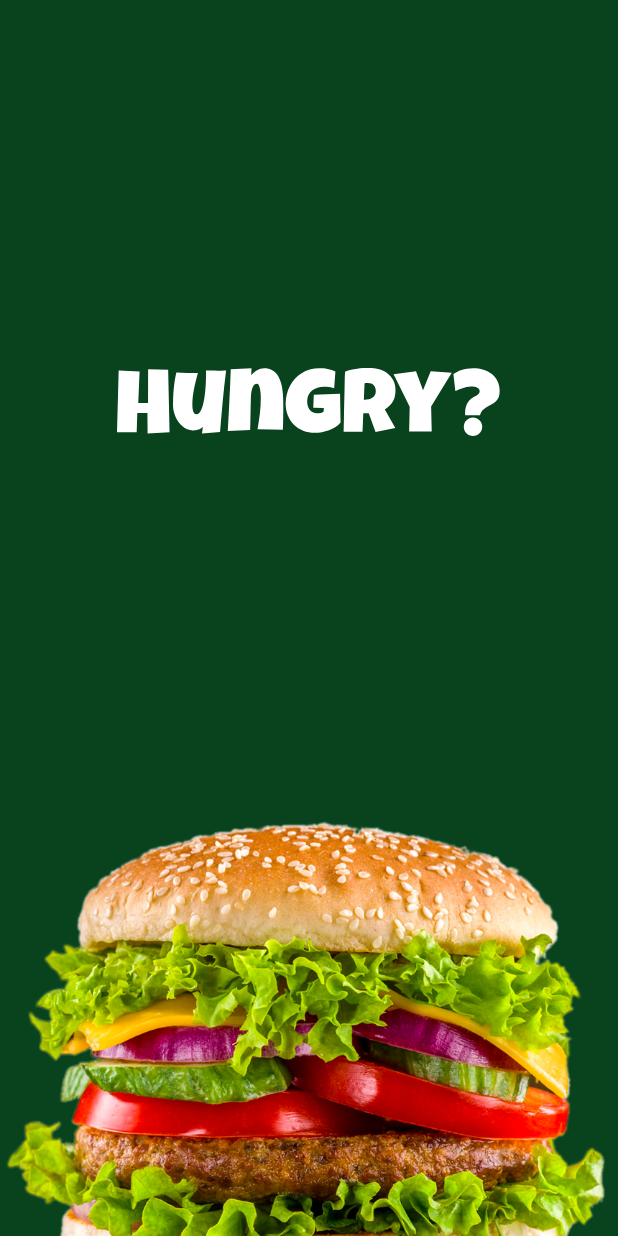
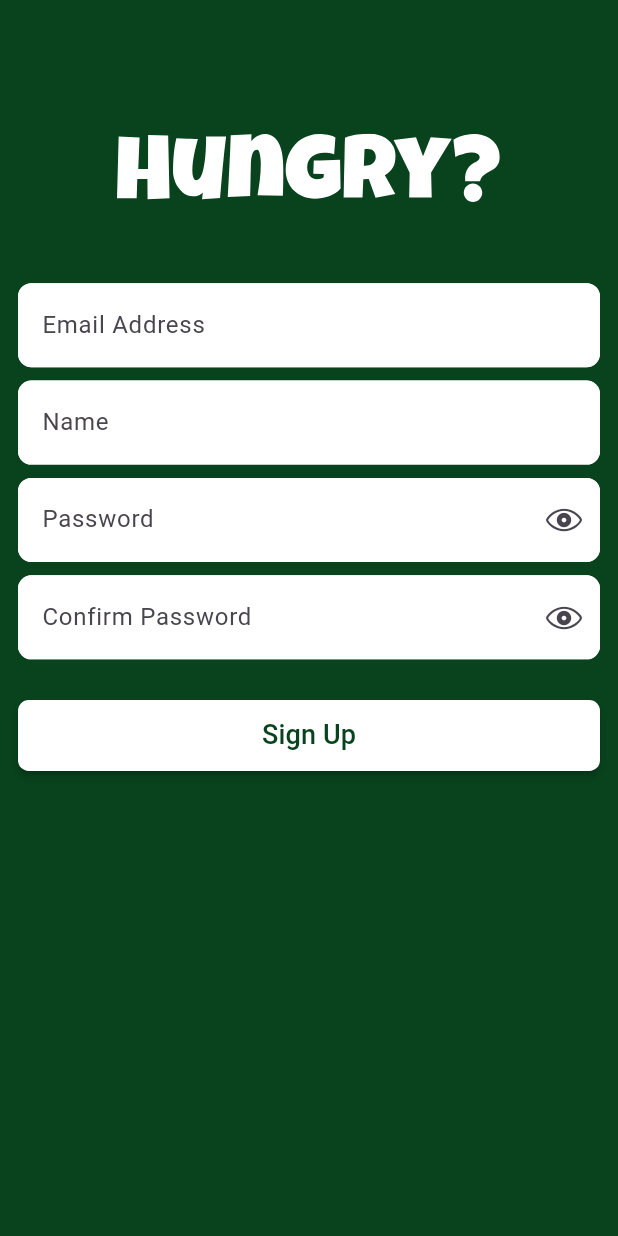
Before and after one commit to med-khelifi/hungry, a Flutter app: the screen it shows after launch, on a phone screen of 412 x 824 dp. Run offline on Flutter 3.47's test engine with Material 3 defaults, Android fonts, the phone set to English and light mode, and no system bars; our stand-ins replace flutter_screenutil, flutter_svg, gap.

Commit message:
design login and signup screen

```diff
--- a/lib/core/constants/app_colors.dart
+++ b/lib/core/constants/app_colors.dart
@@ -1,5 +1,7 @@
 import 'dart:ui';
 
 class AppColors {
-  static  Color primaryColor = Color(0xff08431d);
+  static Color primaryColor = Color(0xff08431d);
+  static Color whiteColor = Color(0xffffffff);
+  static Color redColor = Color(0xffff0000);
 }
--- a/lib/features/auth/views/signup_view.dart
+++ b/lib/features/auth/views/signup_view.dart
@@ -0,0 +1,98 @@
+import 'package:flutter/material.dart';
+import 'package:flutter_screenutil/flutter_screenutil.dart';
+import 'package:flutter_svg/svg.dart';
+import 'package:gap/gap.dart';
+import 'package:hungry/core/constants/app_assets.dart';
+import 'package:hungry/core/constants/app_colors.dart';
+import 'package:hungry/features/auth/widgets/custom_auth_button.dart';
+import 'package:hungry/shared/custom_text_form_field.dart';
+
+class SignupView extends StatelessWidget {
+  const SignupView({super.key});
+
+  @override
+  Widget build(BuildContext context) {
+    final GlobalKey<FormState> formKey = GlobalKey<FormState>();
+    final TextEditingController nameController = TextEditingController();
+    final TextEditingController emailController = TextEditingController();
+    final TextEditingController passwordController = TextEditingController();
+    final TextEditingController confirmPasswordController =
+        TextEditingController();
+    return Scaffold(
+      backgroundColor: AppColors.primaryColor,
+      body: SafeArea(
+        child: GestureDetector(
+          onTap: () => FocusScope.of(context).unfocus(),
+          child: Padding(
+            padding: const EdgeInsets.symmetric(horizontal: 12),
+            child: SizedBox(
+              width: double.infinity,
+              child: Form(
+                key: formKey,
+                child: Column(
+                  children: <Widget>[
+                    Gap(100.h),
+                    SvgPicture.asset(AppAssets.logo),
+                    Gap(60.h),
+                    CustomTextFormField(
+                      hint: "Email Address",
+                      controller: emailController,
+                      validator: (value) {
+                        if (value == null || value.isEmpty) {
+                          return 'Please enter your email';
+                        }
+                        return null;
+                      },
+                    ),
+                    Gap(10.h),
+                    CustomTextFormField(
+                      hint: "Name",
+                      controller: nameController,
+                      validator: (value) {
+                        if (value == null || value.isEmpty) {
+                          return 'Please enter your email';
+                        }
+                        return null;
+                      },
+                    ),
+                    Gap(10.h),
+                    CustomTextFormField(
+                      hint: "Password",
+                      isPassword: true,
+                      controller: passwordController,
+                      validator: (value) {
+                        if (value == null || value.isEmpty) {
+                          return 'Please enter your password';
+                        }
+                        return null;
+                      },
+                    ),
+                    Gap(10.h),
+                    CustomTextFormField(
+                      hint: "Confirm Password",
+                      isPassword: true,
+                      controller: confirmPasswordController,
+                      validator: (value) {
+                        if (value == null || value.isEmpty) {
+                          return 'Please enter your password';
+                        }
+                        return null;
+                      },
+                    ),
+                    Gap(30.h),
+                    CustomAuthButton(
+                      onPressed: () {
+                        if (formKey.currentState!.validate()) {}
+                      },
+                      text: "Sign Up",
+                    ),
+                  ],
+                ),
+              ),
+            ),
+          ),
+        ),
+      ),
+    );
+  }
+}
--- /dev/null
+++ b/lib/features/auth/widgets/custom_auth_button.dart
@@ -0,0 +1,31 @@
+import 'package:flutter/material.dart';
+import 'package:flutter_screenutil/flutter_screenutil.dart';
+import 'package:hungry/core/constants/app_colors.dart';
+import 'package:hungry/shared/custom_text.dart';
+
+class CustomAuthButton extends StatelessWidget {
+  const CustomAuthButton({
+    super.key,
+    required this.onPressed,
+    required this.text,
+  });
+
+  final String text;
+  final VoidCallback onPressed;
+
+  @override
+  Widget build(BuildContext context) {
+    return MaterialButton(
+      onPressed: onPressed,
+      shape: RoundedRectangleBorder(borderRadius: BorderRadius.circular(8.r)),
+      height: 53.h,
+      minWidth: double.infinity,
+      color: AppColors.whiteColor,
+      child: CustomText(
+        text: text,
+        fontSize: 18.sp,
+        color: AppColors.primaryColor,
+      ),
+    );
+  }
+}
--- a/lib/main.dart
+++ b/lib/main.dart
@@ -1,5 +1,6 @@
 import 'package:flutter/material.dart';
-import 'package:hungry/features/splash.dart';
+import 'package:flutter_screenutil/flutter_screenutil.dart';
+import 'package:hungry/features/auth/views/signup_view.dart';
 
 void main() {
   runApp(const MyApp());
@@ -11,8 +12,9 @@ class MyApp extends StatelessWidget {
   // This widget is the root of your application.
   @override
   Widget build(BuildContext context) {
-    return MaterialApp(
-      home: Splash()
+    return ScreenUtilInit(
+      designSize: Size(411.4, 923.4),
+      child: MaterialApp(home: SignupView()),
     );
   }
 }
--- /dev/null
+++ b/lib/shared/custom_text.dart
@@ -0,0 +1,30 @@
+import 'package:flutter/material.dart';
+import 'package:flutter_screenutil/flutter_screenutil.dart';
+import 'package:hungry/core/constants/app_colors.dart';
+
+class CustomText extends StatelessWidget {
+  const CustomText({
+    super.key,
+    required this.text,
+    this.fontSize,
+    this.fontWeight,
+    this.color,
+  });
+
+  final String text;
+  final double? fontSize;
+  final FontWeight? fontWeight;
+  final Color? color;
+
+  @override
+  Widget build(BuildContext context) {
+    return Text(
+      text,
+      style: TextStyle(
+        fontSize: fontSize ?? 13.sp,
+        fontWeight: fontWeight ?? FontWeight.w500,
+        color: color ?? AppColors.whiteColor,
+      ),
+    );
+  }
+}
--- /dev/null
+++ b/lib/shared/custom_text_form_field.dart
@@ -0,0 +1,69 @@
+import 'package:flutter/cupertino.dart';
+import 'package:flutter/material.dart';
+import 'package:flutter_screenutil/flutter_screenutil.dart';
+import 'package:hungry/core/constants/app_colors.dart';
+
+class CustomTextFormField extends StatefulWidget {
+  const CustomTextFormField({
+    super.key,
+    required this.hint,
+    this.isPassword = false,
+    this.validator,
+    this.controller,
+  });
+
+  final String hint;
+  final String? Function(String?)? validator;
+  final TextEditingController? controller;
+  final bool isPassword;
+
+  @override
+  State<CustomTextFormField> createState() => _CustomTextFormFieldState();
+}
+
+class _CustomTextFormFieldState extends State<CustomTextFormField> {
+  bool _isPasswordVisible = false;
+
+  @override
+  Widget build(BuildContext context) {
+    return TextFormField(
+      obscureText: _isPasswordVisible,
+      validator: widget.validator,
+      controller: widget.controller,
+      cursorColor: AppColors.primaryColor,
+      decoration: InputDecoration(
+        suffixIcon: widget.isPassword
+            ? InkWell(
+                onTap: widget.isPassword
+                    ? () {
+                        setState(() {
+                          _isPasswordVisible = !_isPasswordVisible;
+                        });
+                      }
+                    : null,
+                child: Icon(
+                  _isPasswordVisible
+                      ? CupertinoIcons.eye_slash
+                      : CupertinoIcons.eye,
+                ),
+              )
+            : null,
+        fillColor: AppColors.whiteColor,
+        filled: true,
+        hintText: widget.hint,
+        enabledBorder: OutlineInputBorder(
+          borderSide: BorderSide(color: AppColors.whiteColor),
+          borderRadius: BorderRadius.circular(10.r),
+        ),
+        errorBorder: OutlineInputBorder(
+          borderSide: BorderSide(color: AppColors.redColor),
+          borderRadius: BorderRadius.circular(10.r),
+        ),
+        focusedBorder: OutlineInputBorder(
+          borderSide: BorderSide(color: AppColors.whiteColor),
+          borderRadius: BorderRadius.circular(10.r),
+        ),
+      ),
+    );
+  }
+}
--- a/pubspec.yaml
+++ b/pubspec.yaml
@@ -14,6 +14,8 @@ dependencies:
   # Use with the CupertinoIcons class for iOS style icons.
   cupertino_icons: ^1.0.8
   flutter_svg: ^2.2.2
+  flutter_screenutil: ^5.9.3
+  gap: ^3.0.1
 
 dev_dependencies:
   flutter_test:
```
Also changed, not shown: lib/features/auth/views/login_view.dart (+77 -0 lines), pubspec.lock.
